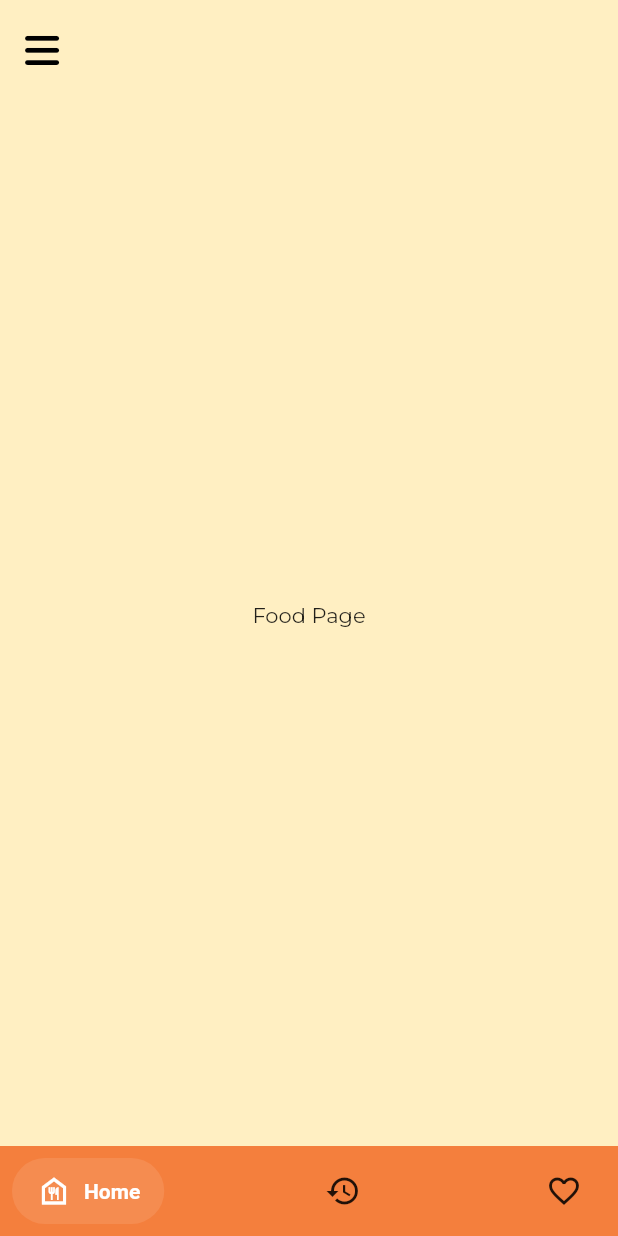
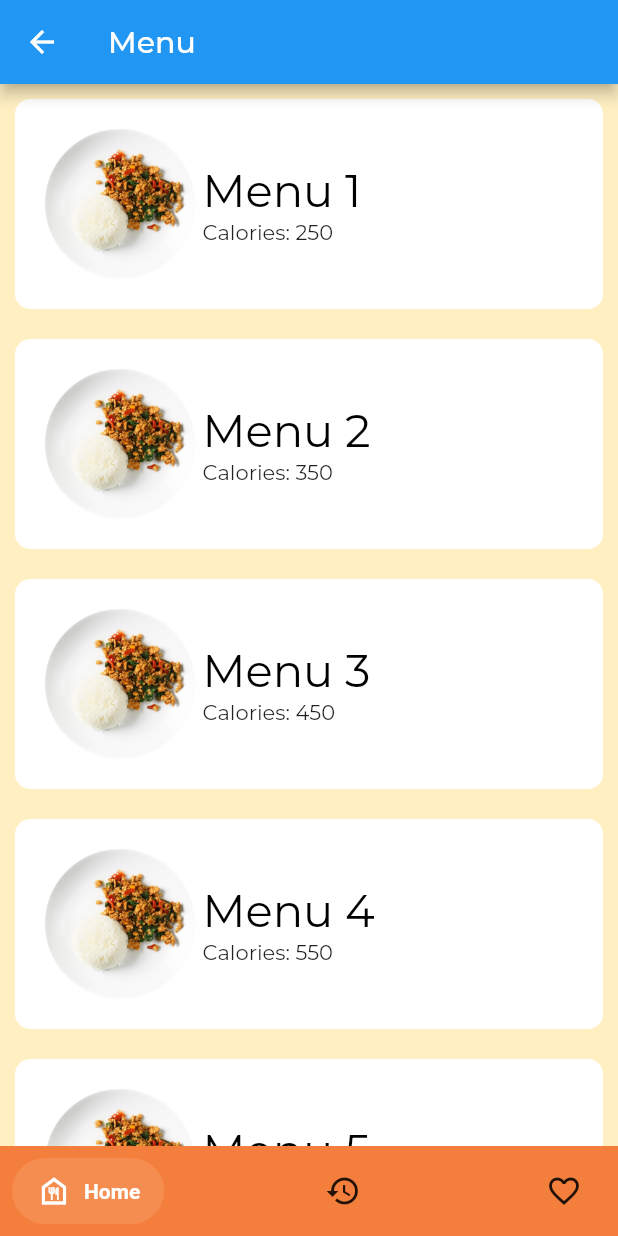
Before and after one commit to ppinng/araigordaiwithme, a Flutter app: the HomePage screen opened directly, on a phone screen of 412 x 824 dp. Run offline on Flutter 3.47's test engine with Material 2 defaults, Android fonts, the phone set to English and light mode, and no system bars; drawn by our look-alikes of salomon_bottom_bar; our stand-ins replace firebase_auth, firebase_core, flutter_hooks, font_awesome_flutter, google_sign_in; missing offline and left inert: firebase_ui_auth; accounts and stored records are empty.

Commit message:
FoodList card

```diff
--- a/lib/screens/Home_page/home_page.dart
+++ b/lib/screens/Home_page/home_page.dart
@@ -15,7 +15,7 @@ class HomePage extends StatefulWidget {
 
 class _HomePageState extends State<HomePage> {
   int currentTab = 0;
-  final pages = [const FoodList(), const History(), const Favorite()];
+  final pages = [ FoodList(),   History(),   Favorite()];
 
   @override
   Widget build(BuildContext context) {
--- a/lib/screens/pages/foodlist.dart
+++ b/lib/screens/pages/foodlist.dart
@@ -1,36 +1,77 @@
+import 'package:araigordaiwithme/constant.dart';
 import 'package:flutter/material.dart';
-import 'package:araigordaiwithme/constant.dart';
-import 'package:font_awesome_flutter/font_awesome_flutter.dart';
 
-class FoodList extends StatefulWidget {
-  const FoodList({super.key});
+class Menu {
+  final String name;
+  final String image;
+  final int calories;
+  final double price;
+  final String location;
 
-  @override
-  State<FoodList> createState() => _FoodListState();
+  Menu({required this.name, required this.image, required this.calories, required this.price, required this.location});
 }
 
-class _FoodListState extends State<FoodList> {
+
+class FoodList extends StatelessWidget {
+  final List<Menu> menus = [
+    Menu(name: 'Menu 1', image: 'images/krapao.png', calories: 250, price: 10.99, location: 'New York'),
+    Menu(name: 'Menu 2', image: 'images/krapao.png', calories: 350, price: 14.99, location: 'Los Angeles'),
+    Menu(name: 'Menu 3', image: 'images/krapao.png', calories: 450, price: 19.99, location: 'Chicago'),
+    Menu(name: 'Menu 4', image: 'images/krapao.png', calories: 550, price: 24.99, location: 'Houston'),
+    Menu(name: 'Menu 5', image: 'images/krapao.png', calories: 650, price: 29.99, location: 'Miami'),
+  ];
+
+  FoodList({super.key});
+
   @override
   Widget build(BuildContext context) {
     return Scaffold(
+      backgroundColor: kBackgroundColor,
       appBar: AppBar(
-        backgroundColor: kBackgroundColor,
-        elevation: 0,
-        leading: Padding(
-          padding: const EdgeInsets.fromLTRB(0, 10, 0, 0),
-          child: IconButton(
-              onPressed: () {
-                // Navigator.of(context).pop(); //Change to pop hamburger
-              },
-              icon: const FaIcon(
-                FontAwesomeIcons.bars,
-                color: Colors.black,
-                size: 26,
-              )),
-        ),
+        title: const Text('Menu'),
       ),
-      body: Center(child: Text('Food Page')),
-      backgroundColor: kBackgroundColor,
+      body: ListView.builder(
+        itemCount: menus.length,
+        itemBuilder: (BuildContext context, int index) {
+          return Column(
+            children: <Widget>[
+              Container(
+                margin: const EdgeInsets.all(10),
+                padding: const EdgeInsets.all(20),
+                decoration: BoxDecoration(
+                  color: Colors.white,
+                  borderRadius: BorderRadius.circular(10),
+                ),
+                child: Row(
+                  children: <Widget>[
+                    Image.asset(
+                      menus[index].image,
+                      width: 100,
+                      height: 100,
+                      fit: BoxFit.cover,
+                    ),
+                    const SizedBox(width: 5),
+                    Column(
+                      mainAxisAlignment: MainAxisAlignment.start,
+                      crossAxisAlignment: CrossAxisAlignment.start,
+                      children: <Widget>[
+                        Text(menus[index].name, style: TextStyle(fontSize: 30, color: Colors.black,  )),
+                        Text('Calories: ${menus[index].calories}'),
+                        // Text('Price: \฿${menus[index].price.toStringAsFixed(2)}'),
+                        // Text('Location: ${menus[index].location}'),
+                      ],
+                    ),
+                  ],
+                ),
+              ),
+              // const Divider(
+              //   color: Colors.green,
+              //   height: 5,
+              // ),
+            ],
+          );
+        },
+      ),
     );
   }
 }
```
